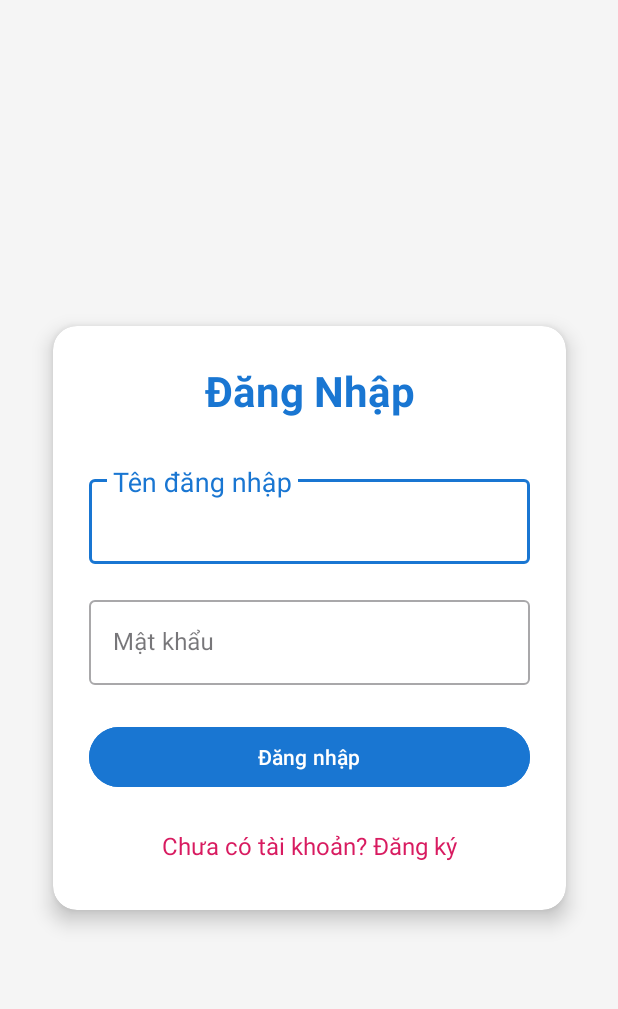
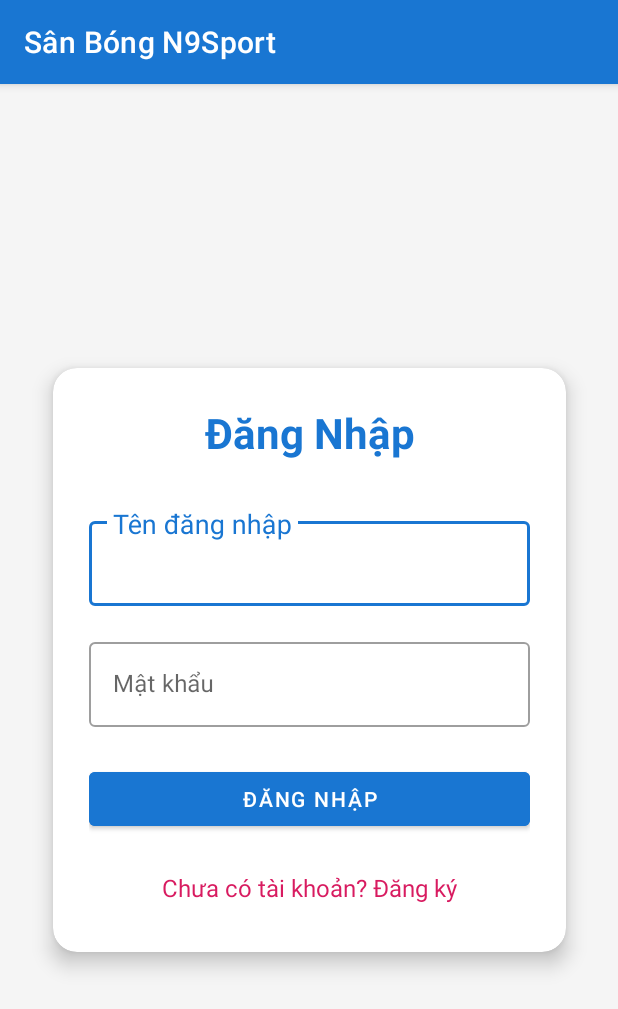
Before and after one commit to XTiep8/AndroidProject, an Android app: the screen it shows after launch (LoginActivity), on a phone screen of 412 x 824 dp. Shown: the top 1009 px of the screen. Run offline under Robolectric (Android 15) with nearby library versions, the phone set to English and light mode, and no system bars.

Commit message:
update project

```diff
--- a/app/src/main/res/values/strings.xml
+++ b/app/src/main/res/values/strings.xml
@@ -1,4 +1,4 @@
 <?xml version="1.0" encoding="utf-8"?>
 <resources>
-    <string name="app_name">QL Sân Bóng N9Sport</string>
+    <string name="app_name">Sân Bóng N9Sport</string>
 </resources>
--- a/app/src/main/res/values/themes.xml
+++ b/app/src/main/res/values/themes.xml
@@ -1,18 +1,14 @@
 <?xml version="1.0" encoding="utf-8"?>
 <resources xmlns:tools="http://schemas.android.com/tools">
     <!-- Base application theme. -->
-    <style name="Base.Theme.QuanLySanBong09" parent="Theme.Material3.DayNight.NoActionBar">
-        <!-- Customize your light theme here. -->
-        <!-- <item name="colorPrimary">@color/my_light_primary</item> -->
+    <style name="Theme.QuanLySanBong09" parent="Theme.MaterialComponents.DayNight.DarkActionBar">
         <item name="colorPrimary">@color/primary</item>
         <item name="colorPrimaryVariant">@color/primary</item>
         <item name="colorOnPrimary">@android:color/white</item>
         <item name="colorSecondary">@color/secondary</item>
         <item name="colorSecondaryVariant">@color/secondary</item>
         <item name="colorOnSecondary">@android:color/white</item>
-        <item name="android:windowLightStatusBar">false</item>
         <item name="android:statusBarColor" tools:targetApi="l">?attr/colorPrimaryVariant</item>
     </style>
 
-    <style name="Theme.QuanLySanBong09" parent="Base.Theme.QuanLySanBong09" />
 </resources>
```
Also changed, not shown: app/src/main/java/com/example/quanlysanbong09/activity/BaseActivity.java (deleted, +0 -24 lines).
